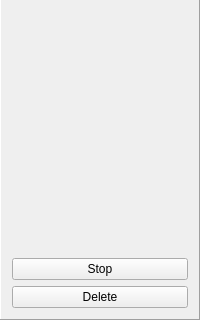
This is data/ui/playingcard.ui in ihoromi4/travian4-bot as Qt 5 draws it before an edit; both pictures show x 0 to 200 and y 182 to 502 of the 200 by 502 pixel window. The edited form follows.
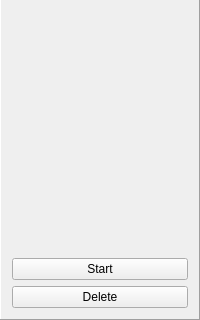
This is the edited form.

Commit message: Кнопка "+" добавляет новую карту с полями для редактирования

```diff
--- a/data/ui/playingcard.ui
+++ b/data/ui/playingcard.ui
@@ -82,7 +82,7 @@
    <item>
     <widget class="QPushButton" name="pushButton_3">
      <property name="text">
-      <string>Stop</string>
+      <string>Start</string>
      </property>
     </widget>
    </item>
```
The commit also changes 2 other files.
